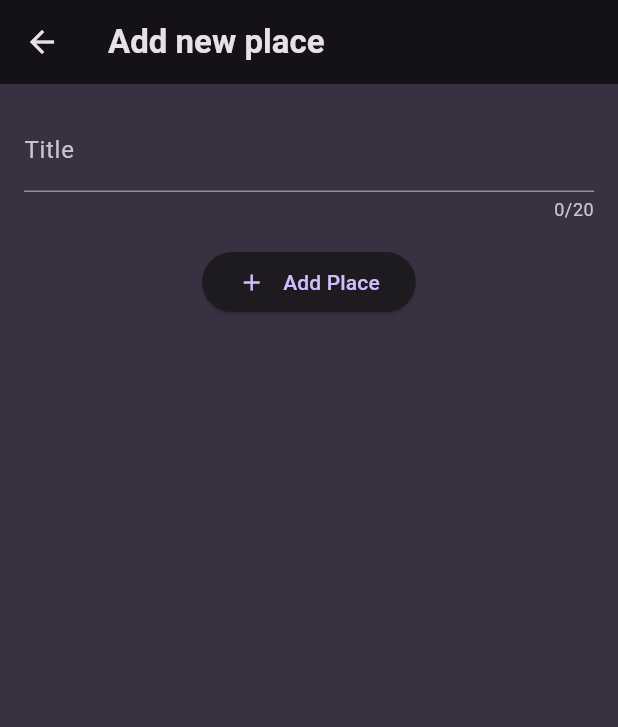
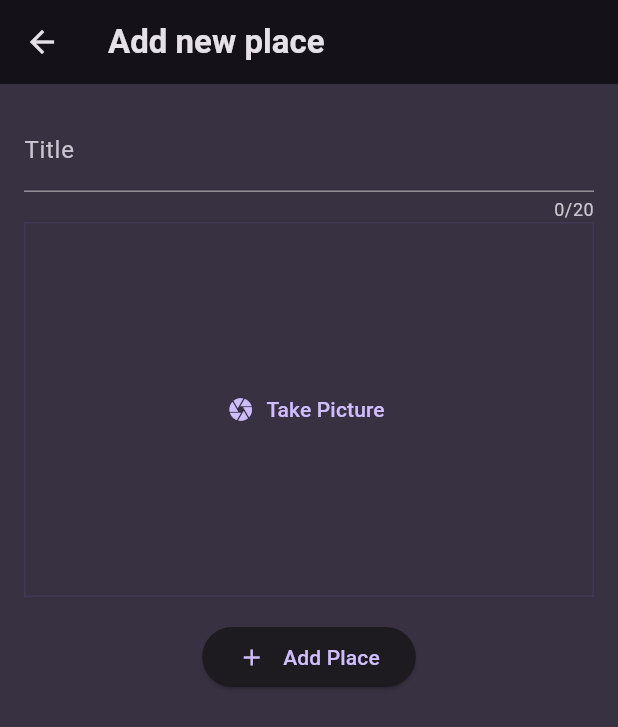
Before and after one commit to richie007dev/favorite_places, a Flutter app: the AddPlaceScreen screen opened directly, on a phone screen of 412 x 824 dp. Shown: the top 727 px of the screen. Run offline on Flutter 3.47's test engine with Material 3 defaults, Android fonts, the phone set to English and light mode, and no system bars; our stand-ins replace flutter_riverpod, google_fonts.

Commit message:
Added image input widget

```diff
--- a/lib/screens/add_place.dart
+++ b/lib/screens/add_place.dart
@@ -1,5 +1,6 @@
 import 'package:favorite_places/models/place.dart';
 import 'package:favorite_places/providers/user_places.dart';
+import 'package:favorite_places/widgets/image_input.dart';
 import 'package:flutter/material.dart';
 import 'package:flutter_riverpod/flutter_riverpod.dart';
 
@@ -60,6 +61,7 @@ class _NewPlaceState extends ConsumerState<AddPlaceScreen> {
                   _enteredTitle = value!;
                 },
               ),
+              const ImageInput(),
               const SizedBox(
                 height: 16,
               ),
--- /dev/null
+++ b/lib/widgets/image_input.dart
@@ -0,0 +1,32 @@
+import 'package:flutter/material.dart';
+class ImageInput extends StatefulWidget {
+  const ImageInput({super.key});
+
+  @override
+  State<ImageInput> createState() => _ImageInputState();
+}
+
+class _ImageInputState extends State<ImageInput> {
+  void _takePicture(){
+
+  }
+  @override
+  Widget build(BuildContext context) {
+    return Container(
+      decoration: BoxDecoration(
+        border: Border.all(
+          width: 1,
+          color: Theme.of(context).primaryColor.withOpacity(0.2)
+        )
+      ),
+      height: 250,
+      width: double.infinity,
+      alignment: Alignment.center,
+      child: TextButton.icon(
+        onPressed: _takePicture,
+        label: const Text('Take Picture'),
+        icon: const Icon(Icons.camera),
+      ),
+    );
+  }
+}
```
